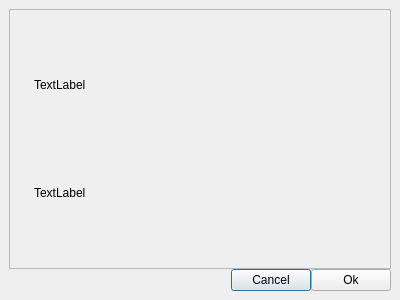
Qt form gui/ui/DialogAlert.ui (nico88chessa/MIBDV) before a commit.
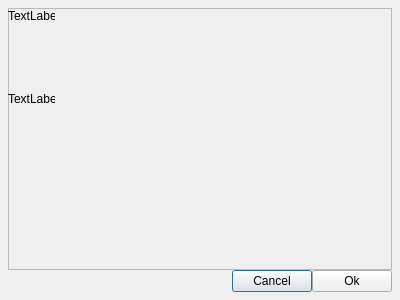
The same form after that commit.

Commit message: nuova gestione LeftFrame con nuova widget MDListItemWidget; aggiunto const (uniformita' C++11) in dichiarazione delle variabili static constexpr char*; update qss; update CMakeLists.txt per LeftFrame;

```diff
--- a/gui/ui/DialogAlert.ui
+++ b/gui/ui/DialogAlert.ui
@@ -15,35 +15,35 @@
   </property>
   <layout class="QGridLayout" name="gridLayout_2">
    <property name="leftMargin">
-    <number>9</number>
+    <number>8</number>
    </property>
    <property name="topMargin">
-    <number>9</number>
+    <number>8</number>
    </property>
    <property name="rightMargin">
-    <number>9</number>
+    <number>8</number>
    </property>
    <property name="bottomMargin">
-    <number>9</number>
+    <number>8</number>
    </property>
    <property name="spacing">
     <number>0</number>
    </property>
-   <item row="1" column="1">
+   <item row="4" column="1">
     <widget class="QPushButton" name="pbCancel">
      <property name="text">
       <string>Cancel</string>
      </property>
     </widget>
    </item>
-   <item row="1" column="2">
+   <item row="4" column="2">
     <widget class="QPushButton" name="pbOk">
      <property name="text">
       <string>Ok</string>
      </property>
     </widget>
    </item>
-   <item row="1" column="0">
+   <item row="4" column="0">
     <spacer name="hs">
      <property name="orientation">
       <enum>Qt::Horizontal</enum>
@@ -64,34 +64,32 @@
      <property name="frameShadow">
       <enum>QFrame::Raised</enum>
      </property>
-     <layout class="QGridLayout" name="gridLayout">
-      <property name="leftMargin">
-       <number>24</number>
+     <widget class="QLabel" name="lTitle">
+      <property name="geometry">
+       <rect>
+        <x>0</x>
+        <y>0</y>
+        <width>47</width>
+        <height>16</height>
+       </rect>
       </property>
-      <property name="topMargin">
-       <number>24</number>
+      <property name="text">
+       <string>TextLabel</string>
       </property>
-      <property name="rightMargin">
-       <number>24</number>
+     </widget>
+     <widget class="QLabel" name="lContent">
+      <property name="geometry">
+       <rect>
+        <x>0</x>
+        <y>50</y>
+        <width>47</width>
+        <height>81</height>
+       </rect>
       </property>
-      <property name="bottomMargin">
-       <number>24</number>
+      <property name="text">
+       <string>TextLabel</string>
       </property>
-      <item row="0" column="0">
-       <widget class="QLabel" name="lTitle">
-        <property name="text">
-         <string>TextLabel</string>
-        </property>
-       </widget>
-      </item>
-      <item row="1" column="0">
-       <widget class="QLabel" name="lContent">
-        <property name="text">
-         <string>TextLabel</string>
-        </property>
-       </widget>
-      </item>
-     </layout>
+     </widget>
     </widget>
    </item>
   </layout>
```
The commit also changes 24 other files.
